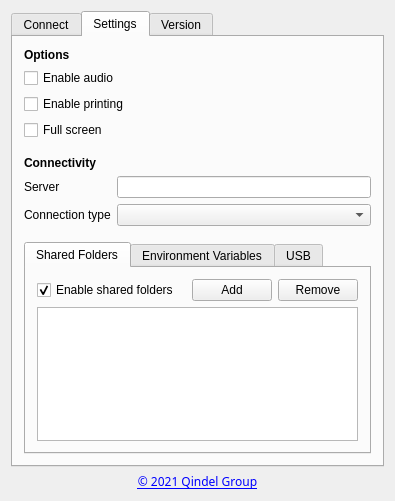
Above: qtclient/gui/mainwindow.ui from theqvd/qvd-client-qt before the change. Below: the same form after it.
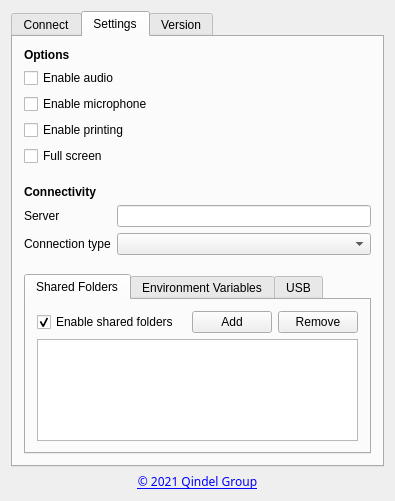
That is the form after the change. The open tabs and pages were chosen to show the change. Icons and pictures are not drawn.

Commit message: Add microphone support

Patch:
```diff
--- a/qtclient/gui/mainwindow.ui
+++ b/qtclient/gui/mainwindow.ui
@@ -183,6 +183,13 @@
             </property>
            </widget>
           </item>
+          <item>
+           <widget class="QCheckBox" name="enableMicrophoneCheck">
+            <property name="text">
+             <string>Enable microphone</string>
+            </property>
+           </widget>
+          </item>
           <item>
            <widget class="QCheckBox" name="enablePrintingCheck">
             <property name="text">
@@ -208,7 +215,7 @@
             <property name="sizeHint" stdset="0">
              <size>
               <width>20</width>
-              <height>10</height>
+              <height>13</height>
              </size>
             </property>
            </spacer>
@@ -268,7 +275,7 @@
             <property name="sizeHint" stdset="0">
              <size>
               <width>20</width>
-              <height>10</height>
+              <height>13</height>
              </size>
             </property>
            </spacer>
```
Left out of the diff: 2 changed lines with no effect on the pictures. The commit also changes 5 other files.
